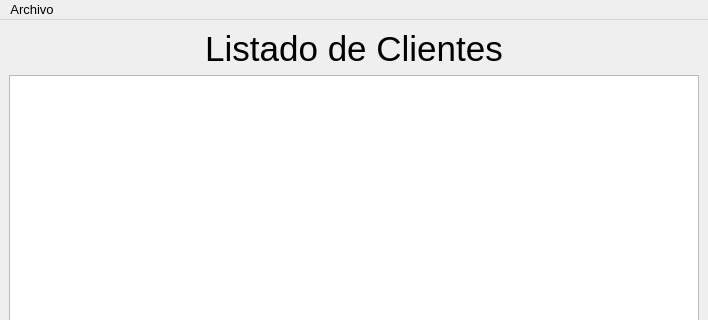
Above: src/lista_clientes/lista_clientes.ui from germanbravolopez/laideal before the change; both pictures show x 0 to 708 and y 0 to 320 of the 708 by 698 pixel window. Below: the same form after it.
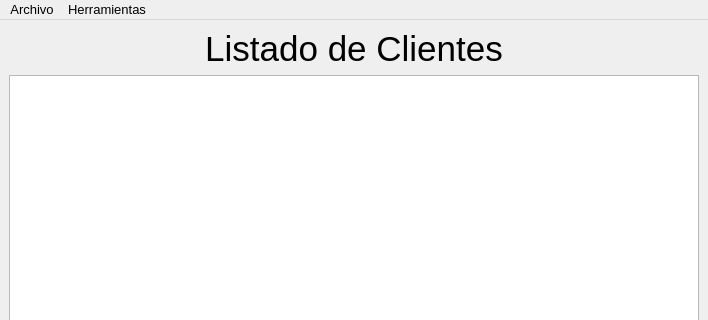
That is the form after the change. Custom widgets are drawn as their Qt base class.

Commit message: change way to add rows and detele using context menu

What changed in the file:
```diff
--- a/src/lista_clientes/lista_clientes.ui
+++ b/src/lista_clientes/lista_clientes.ui
@@ -117,10 +117,16 @@
      <string>Archivo</string>
     </property>
     <addaction name="actionActualizar"/>
+   </widget>
+   <widget class="QMenu" name="menuHerramientas">
+    <property name="title">
+     <string>Herramientas</string>
+    </property>
     <addaction name="separator"/>
     <addaction name="actionAnadir_cliente"/>
    </widget>
    <addaction name="menuArchivo"/>
+   <addaction name="menuHerramientas"/>
   </widget>
   <action name="actionActualizar">
    <property name="text">
@@ -139,6 +145,13 @@
    </property>
   </action>
  </widget>
+ <customwidgets>
+  <customwidget>
+   <class>TableView</class>
+   <extends>QTableView</extends>
+   <header location="global">tableview.h</header>
+  </customwidget>
+ </customwidgets>
  <resources/>
  <connections/>
 </ui>
```
Left out of the diff: 20 changed lines with no effect on the pictures. The commit also changes 25 other files.
